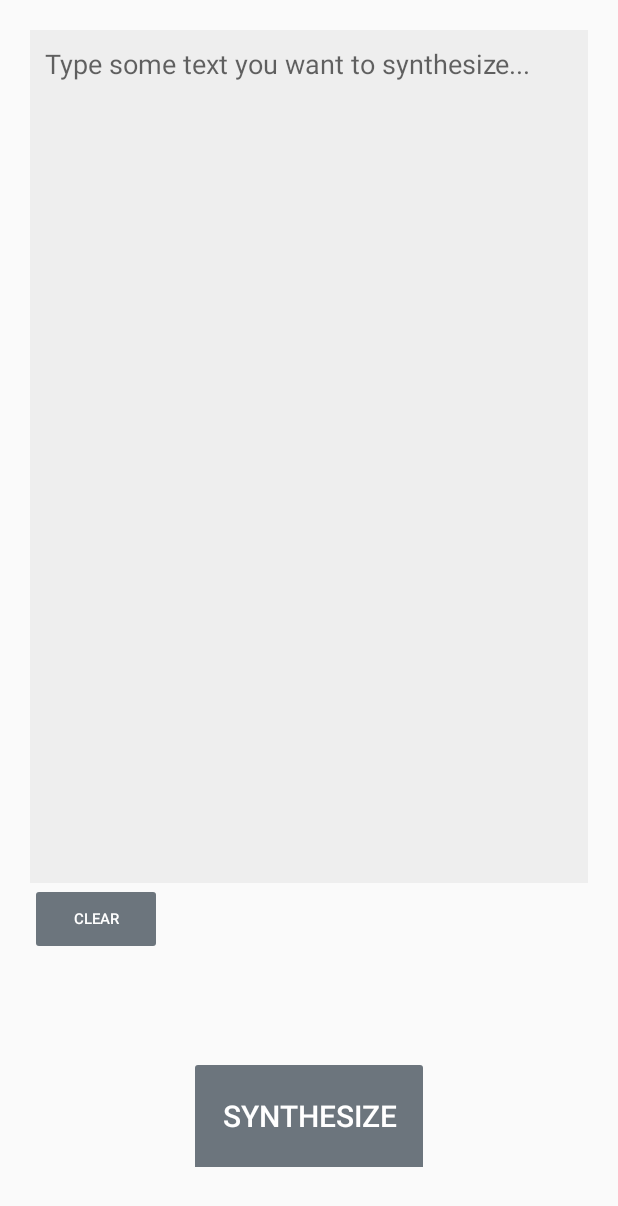
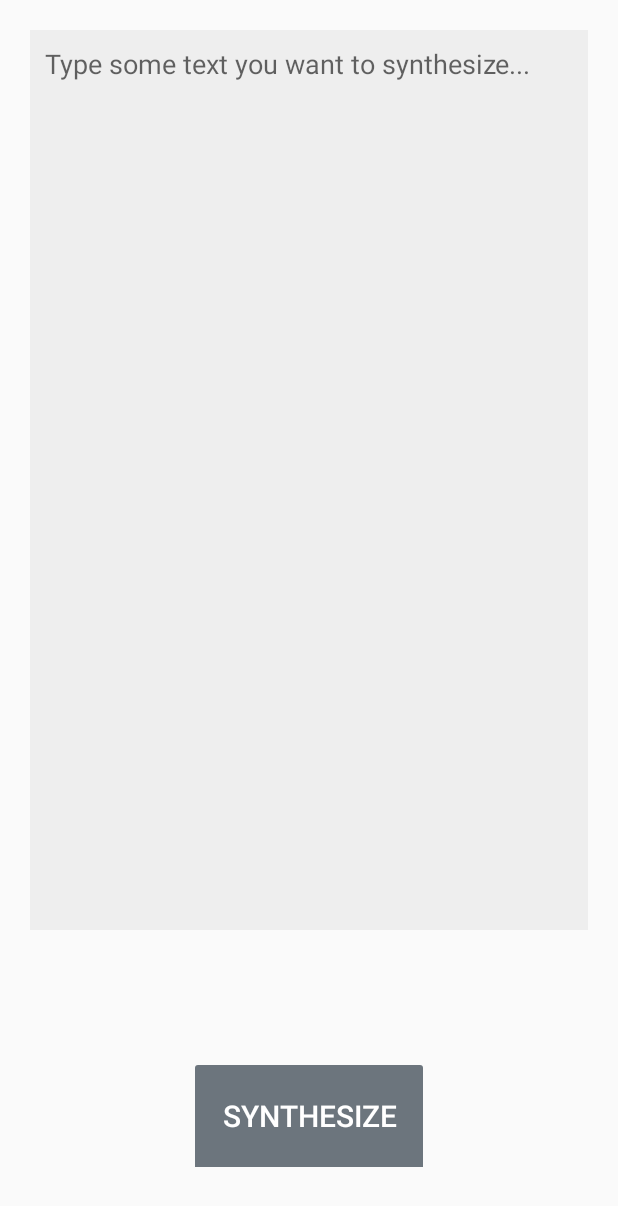
Before and after one commit to Picovoice/orca, an Android app: the screen it shows after launch (MainActivity), on a phone screen of 412 x 824 dp. Shown: the top 1206 px of the screen. Run offline under Robolectric (Android 15) with nearby library versions, the phone set to English and light mode, and no system bars; libraries missing offline, so code that uses them is left out: ai.picovoice.orca; 3 statements that could not run were skipped.

Commit message:
docs and fixes

```diff
--- a/demo/android/OrcaDemo/orca-demo-app/src/main/res/layout/orca_demo.xml
+++ b/demo/android/OrcaDemo/orca-demo-app/src/main/res/layout/orca_demo.xml
@@ -46,7 +46,7 @@
         android:inputType="textMultiLine"
         android:layout_margin="20dp"
         android:padding="10dp"
-        app:layout_constraintBottom_toTopOf="@+id/clearTextButton"
+        app:layout_constraintBottom_toTopOf="@+id/textViewBarrier"
         app:layout_constraintEnd_toEndOf="parent"
         app:layout_constraintStart_toStartOf="parent"
         app:layout_constraintTop_toTopOf="parent"
@@ -55,26 +55,13 @@
         android:gravity="top|start"
         android:hint="Type some text you want to synthesize..."/>
 
-    <Button
-        android:id="@+id/clearTextButton"
-        android:layout_width="wrap_content"
-        android:layout_height="wrap_content"
-        android:enabled="false"
-        android:onClick="onClearTextClick"
-        android:text="CLEAR"
-        android:textColor="@android:color/white"
-        android:textSize="10sp"
-        android:theme="@style/ButtonStyle"
-        app:layout_constraintStart_toStartOf="@+id/synthesizeEditText"
-        app:layout_constraintTop_toBottomOf="@+id/synthesizeEditText" />
-
     <TextView
         android:id="@+id/numCharsTextView"
         android:layout_width="wrap_content"
         android:layout_height="wrap_content"
         android:enabled="false"
         android:text=""
-        android:textSize="10sp"
+        android:textSize="12sp"
         app:layout_constraintEnd_toEndOf="@+id/synthesizeEditText"
         app:layout_constraintTop_toBottomOf="@+id/synthesizeEditText" />
 
@@ -95,7 +82,7 @@
         android:layout_marginBottom="16dp"
         android:text=""
         android:textAlignment="center"
-        app:layout_constraintTop_toBottomOf="@+id/clearTextButton"
+        app:layout_constraintTop_toBottomOf="@+id/numCharsTextView"
         app:layout_constraintBottom_toTopOf="@+id/synthesizeButton"
         app:layout_constraintEnd_toEndOf="parent"
         app:layout_constraintStart_toStartOf="parent" />
@@ -113,7 +100,7 @@
         android:text="TextView"
         android:textColor="#FFFFFF"
         android:visibility="invisible"
-        app:layout_constraintTop_toBottomOf="@+id/clearTextButton"
+        app:layout_constraintTop_toBottomOf="@+id/numCharsTextView"
         app:layout_constraintBottom_toTopOf="@+id/synthesizeButton"
         app:layout_constraintEnd_toEndOf="parent"
         app:layout_constraintStart_toStartOf="parent" />
```
Also changed, not shown: demo/android/OrcaDemo/orca-demo-app/src/main/java/ai/picovoice/orcademo/MainActivity.java (+0 -18 lines), 7 other files.
